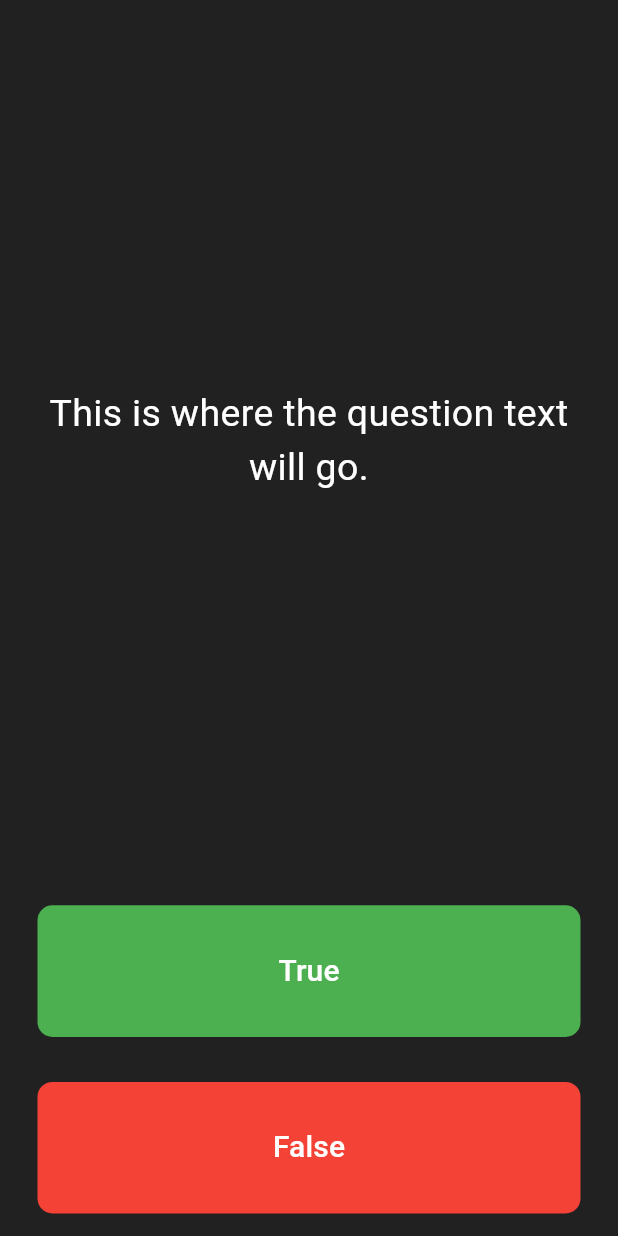
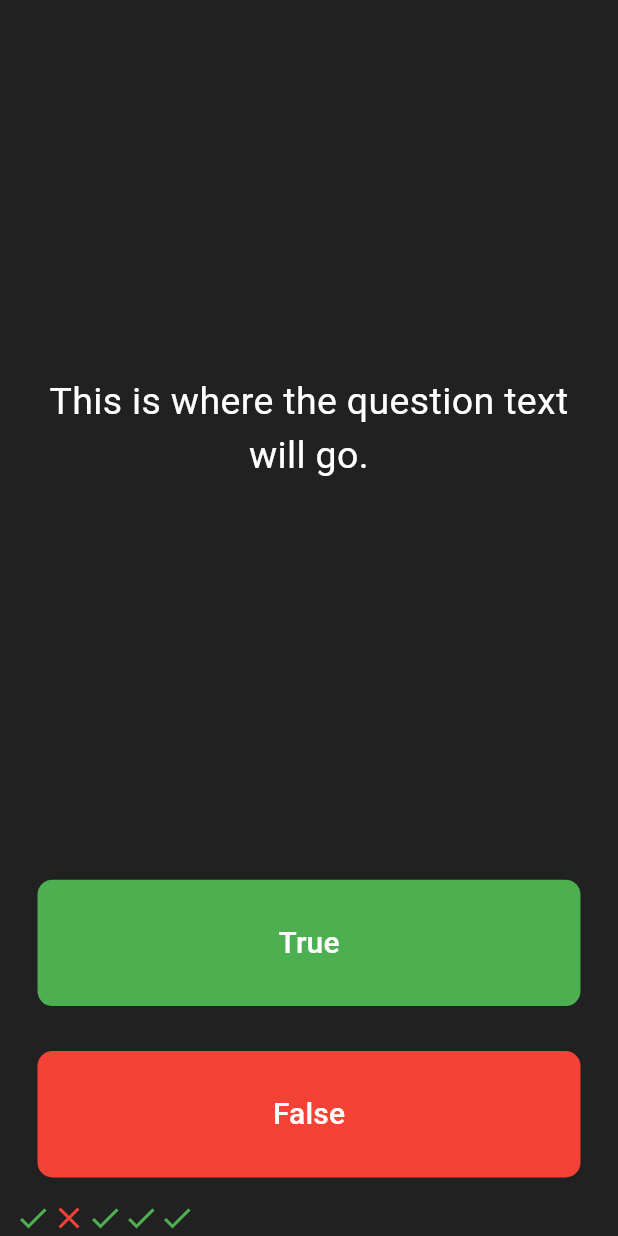
Before and after one commit to tnt-exe/quizlord, a Flutter app: the screen it shows after launch, after a tap on "True", on a phone screen of 412 x 824 dp. Run offline on Flutter 3.47's test engine with Material 3 defaults, Android fonts, the light colour scheme and no system bars.

Commit message:
add scorekeeper prototype

```diff
--- a/lib/quiz_page.dart
+++ b/lib/quiz_page.dart
@@ -8,6 +8,25 @@ class QuizPage extends StatefulWidget {
 }
 
 class _QuizPageState extends State<QuizPage> {
+  List<Icon> scoreKeeper = [
+    Icon(
+      Icons.check,
+      color: Colors.green,
+    ),
+    Icon(
+      Icons.close,
+      color: Colors.red,
+    ),
+    Icon(
+      Icons.check,
+      color: Colors.green,
+    ),
+    Icon(
+      Icons.check,
+      color: Colors.green,
+    ),
+  ];
+
   @override
   Widget build(BuildContext context) {
     return Column(
@@ -34,7 +53,16 @@ class _QuizPageState extends State<QuizPage> {
           child: Padding(
             padding: const EdgeInsets.all(15.0),
             child: TextButton(
-              onPressed: () {},
+              onPressed: () {
+                setState(() {
+                  scoreKeeper.add(
+                    Icon(
+                      Icons.check,
+                      color: Colors.green,
+                    ),
+                  );
+                });
+              },
               style: TextButton.styleFrom(
                 backgroundColor: Colors.green,
                 shape: RoundedRectangleBorder(
@@ -72,7 +100,9 @@ class _QuizPageState extends State<QuizPage> {
             ),
           ),
         ),
-        //TODO: Add a Row here as your score keeper
+        Row(
+          children: scoreKeeper,
+        ),
       ],
     );
   }
```
